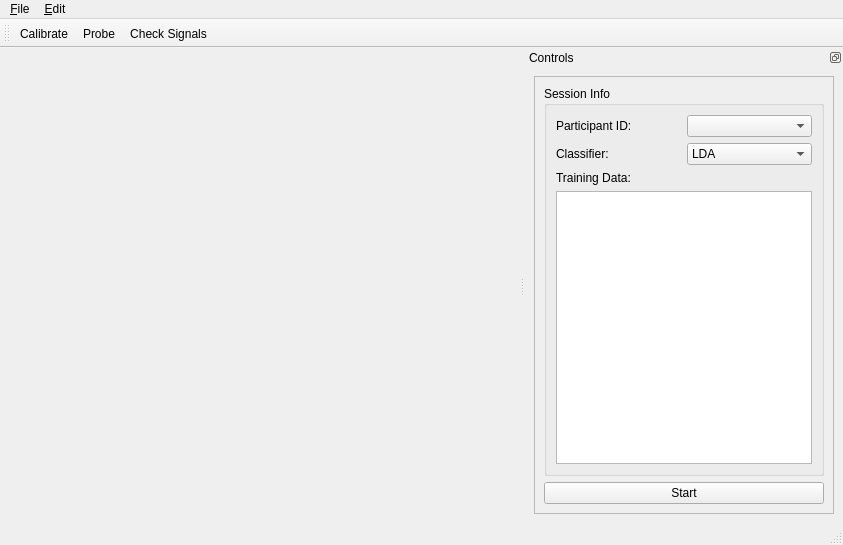
Old version of the form pygesture/ui/test_template.ui in the repository ixjlyons/pygesture.
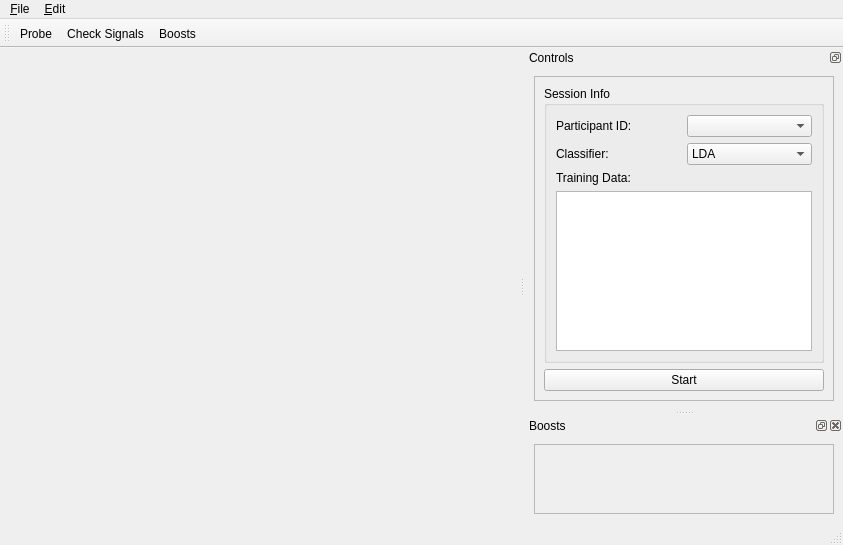
New version of the form. Icons and pictures are not drawn. Custom widgets are drawn as their Qt base class.

Commit message: DBVRController added to test program and boosts are settable from the UI.

The edit to the form file:
```diff
--- a/pygesture/ui/test_template.ui
+++ b/pygesture/ui/test_template.ui
@@ -108,7 +108,7 @@
           <x>0</x>
           <y>0</y>
           <width>300</width>
-          <height>436</height>
+          <height>323</height>
          </rect>
         </property>
         <layout class="QGridLayout" name="gridLayout_3">
@@ -217,9 +217,61 @@
    <attribute name="toolBarBreak">
     <bool>false</bool>
    </attribute>
-   <addaction name="actionCalibrate"/>
    <addaction name="actionProbe"/>
    <addaction name="actionCheck_Signals"/>
+   <addaction name="actionBoosts"/>
+  </widget>
+  <widget class="QDockWidget" name="boostsDock">
+   <property name="enabled">
+    <bool>true</bool>
+   </property>
+   <property name="floating">
+    <bool>false</bool>
+   </property>
+   <property name="allowedAreas">
+    <set>Qt::LeftDockWidgetArea|Qt::RightDockWidgetArea</set>
+   </property>
+   <property name="windowTitle">
+    <string>Boosts</string>
+   </property>
+   <attribute name="dockWidgetArea">
+    <number>2</number>
+   </attribute>
+   <widget class="QWidget" name="dockWidgetContents">
+    <layout class="QGridLayout" name="gridLayout_5">
+     <item row="0" column="0">
+      <widget class="QScrollArea" name="scrollArea">
+       <property name="sizePolicy">
+        <sizepolicy hsizetype="MinimumExpanding" vsizetype="Expanding">
+         <horstretch>0</horstretch>
+         <verstretch>0</verstretch>
+        </sizepolicy>
+       </property>
+       <property name="horizontalScrollBarPolicy">
+        <enum>Qt::ScrollBarAlwaysOff</enum>
+       </property>
+       <property name="widgetResizable">
+        <bool>true</bool>
+       </property>
+       <widget class="QWidget" name="scrollAreaWidgetContents">
+        <property name="geometry">
+         <rect>
+          <x>0</x>
+          <y>0</y>
+          <width>300</width>
+          <height>68</height>
+         </rect>
+        </property>
+        <layout class="QGridLayout" name="gridLayout_6">
+         <item row="0" column="0">
+          <widget class="BoostsWidget" name="boostsWidget" native="true"/>
+         </item>
+        </layout>
+       </widget>
+      </widget>
+     </item>
+    </layout>
+   </widget>
   </widget>
   <action name="action_Quit">
    <property name="icon">
@@ -247,14 +299,6 @@
     <string>Ctrl+N</string>
    </property>
   </action>
-  <action name="actionCalibrate">
-   <property name="text">
-    <string>Calibrate</string>
-   </property>
-   <property name="toolTip">
-    <string>Calibrate input signals</string>
-   </property>
-  </action>
   <action name="actionSettings">
    <property name="text">
     <string>Settings...</string>
@@ -270,6 +314,11 @@
     <string>Check Signals</string>
    </property>
   </action>
+  <action name="actionBoosts">
+   <property name="text">
+    <string>Boosts</string>
+   </property>
+  </action>
  </widget>
  <customwidgets>
   <customwidget>
@@ -277,6 +326,12 @@
    <extends>QLabel</extends>
    <header>pygesture.ui.widgets</header>
   </customwidget>
+  <customwidget>
+   <class>BoostsWidget</class>
+   <extends>QWidget</extends>
+   <header>pygesture.ui.widgets</header>
+   <container>1</container>
+  </customwidget>
  </customwidgets>
  <resources/>
  <connections>
```
Left out of the diff: 16 changed lines with no effect on the pictures. The commit also changes 4 other files.
